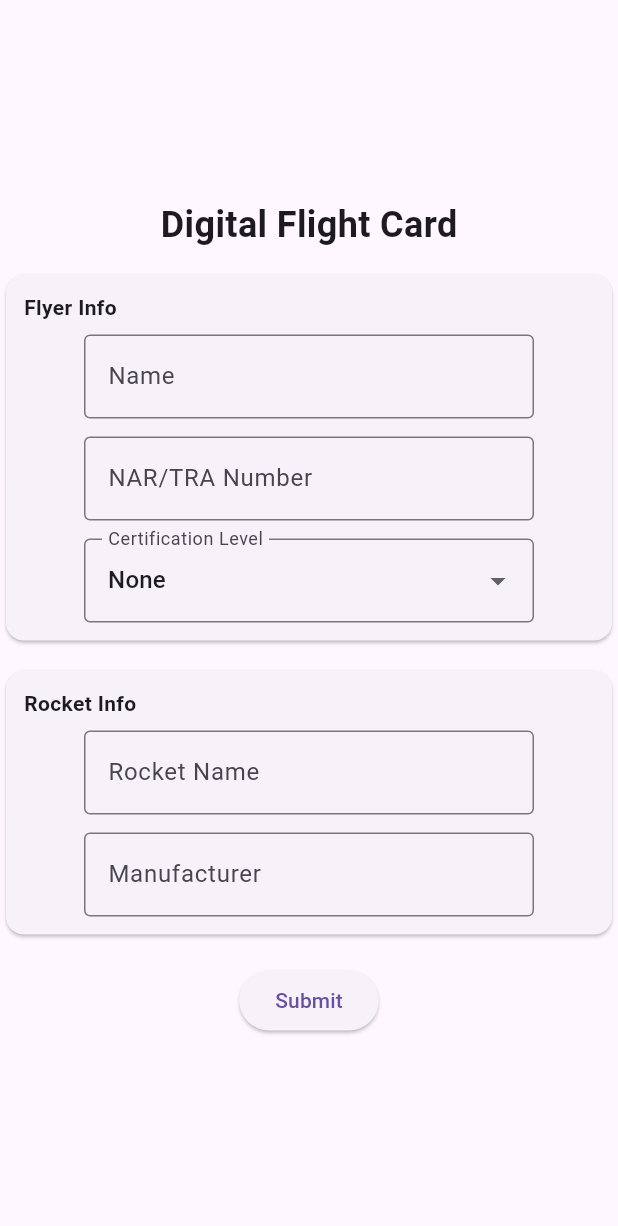
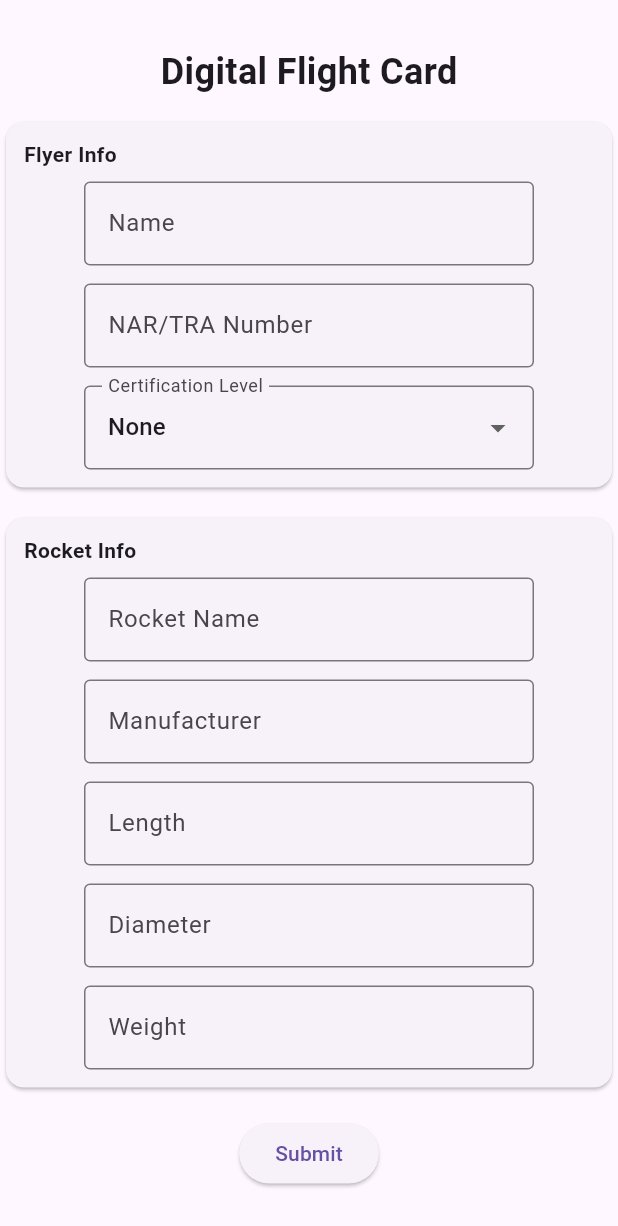
Before and after one commit to coastphase/digital-flight-card, a Flutter app: the FlyerPage screen opened directly, on a phone screen of 412 x 824 dp. Shown: the top 1226 px of the screen. Run offline on Flutter 3.47's test engine with Material 3 defaults, Android fonts, the phone set to English and light mode, and no system bars; our stand-ins replace qr_flutter, shared_preferences; missing offline and left inert: mobile_scanner; accounts and stored records are empty.

Commit message:
Added length, diameter, and weight fields to flight card data

```diff
--- a/app/digital_flight_card/lib/flyer_page.dart
+++ b/app/digital_flight_card/lib/flyer_page.dart
@@ -15,6 +15,9 @@ class _FlyerPageState extends State<FlyerPage> {
   final TextEditingController _narController = TextEditingController();
   final TextEditingController _rocketController = TextEditingController();
   final TextEditingController _rocketManufacturerController = TextEditingController();
+  final TextEditingController _rocketLengthController = TextEditingController();
+  final TextEditingController _rocketDiameterController = TextEditingController();
+  final TextEditingController _rocketWeightController = TextEditingController();
   String _qrData = '';
   String _certificationLevel = '0';
 
@@ -31,12 +34,18 @@ class _FlyerPageState extends State<FlyerPage> {
     final cert = prefs.getString('cert_level') ?? '0';
     final rocket = prefs.getString('rocket_name') ?? '';
     final manufacturer = prefs.getString('rocket_manufacturer') ?? '';
+    final length = prefs.getString('rocket_length') ?? '';
+    final diameter = prefs.getString('rocket_diameter') ?? '';
+    final weight = prefs.getString('rocket_weight') ?? '';
     setState(() {
       _controller.text = name;
       _narController.text = nar;
       _certificationLevel = cert;
       _rocketController.text = rocket;
       _rocketManufacturerController.text = manufacturer;
+      _rocketLengthController.text = length;
+      _rocketDiameterController.text = diameter;
+      _rocketWeightController.text = weight;
     });
   }
 
@@ -46,6 +55,9 @@ class _FlyerPageState extends State<FlyerPage> {
     _narController.dispose();
     _rocketController.dispose();
     _rocketManufacturerController.dispose();
+    _rocketLengthController.dispose();
+    _rocketDiameterController.dispose();
+    _rocketWeightController.dispose();
     super.dispose();
   }
 
@@ -159,6 +171,42 @@ class _FlyerPageState extends State<FlyerPage> {
                           ),
                         ),
                       ),
+                      const SizedBox(height: 12),
+                      SizedBox(
+                        width: 300,
+                        child: TextField(
+                          controller: _rocketLengthController,
+                          keyboardType: const TextInputType.numberWithOptions(decimal: true),
+                          decoration: const InputDecoration(
+                            labelText: 'Length',
+                            border: OutlineInputBorder(),
+                          ),
+                        ),
+                      ),
+                      const SizedBox(height: 12),
+                      SizedBox(
+                        width: 300,
+                        child: TextField(
+                          controller: _rocketDiameterController,
+                          keyboardType: const TextInputType.numberWithOptions(decimal: true),
+                          decoration: const InputDecoration(
+                            labelText: 'Diameter',
+                            border: OutlineInputBorder(),
+                          ),
+                        ),
+                      ),
+                      const SizedBox(height: 12),
+                      SizedBox(
+                        width: 300,
+                        child: TextField(
+                          controller: _rocketWeightController,
+                          keyboardType: const TextInputType.numberWithOptions(decimal: true),
+                          decoration: const InputDecoration(
+                            labelText: 'Weight',
+                            border: OutlineInputBorder(),
+                          ),
+                        ),
+                      ),
                     ],
                   ),
                 ),
@@ -170,12 +218,21 @@ class _FlyerPageState extends State<FlyerPage> {
                   final nar = _narController.text.trim();
                   final rocket = _rocketController.text.trim();
                   final manufacturer = _rocketManufacturerController.text.trim();
+                  final lengthText = _rocketLengthController.text.trim();
+                  final diameterText = _rocketDiameterController.text.trim();
+                  final weightText = _rocketWeightController.text.trim();
+                  final length = double.tryParse(lengthText);
+                  final diameter = double.tryParse(diameterText);
+                  final weight = double.tryParse(weightText);
                   final payload = jsonEncode({
                     'name': name,
                     'nar_tra_number': nar,
                     'certification_level': _certificationLevel,
                     'rocket_name': rocket,
                     'rocket_manufacturer': manufacturer,
+                    'rocket_length': length,
+                    'rocket_diameter': diameter,
+                    'rocket_weight': weight,
                   });
                   setState(() {
                     _qrData = payload;
@@ -195,8 +252,6 @@ class _FlyerPageState extends State<FlyerPage> {
                   await prefs.setString('name', name);
                   await prefs.setString('nar', nar);
                   await prefs.setString('cert_level', _certificationLevel);
-                  await prefs.setString('rocket_name', rocket);
-                  await prefs.setString('rocket_manufacturer', manufacturer);
                 },
                 child: const Text('Submit'),
               ),
```
